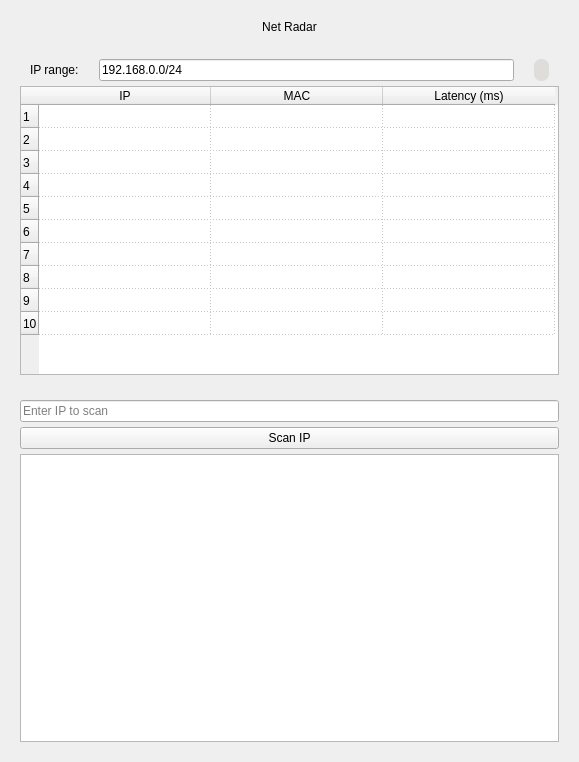
The window that main.ui (clioon/net_radar) describes before a commit, drawn with Qt 5.
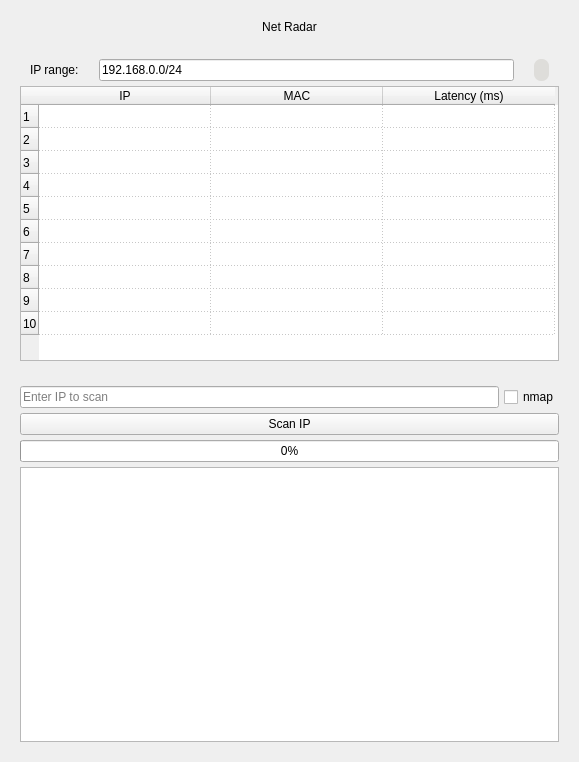
The same window after the commit.

Commit message: feat:nmap scan option, gui progress bar

The edit to the form file:
```diff
--- a/main.ui
+++ b/main.ui
@@ -210,11 +210,25 @@
      </spacer>
     </item>
     <item>
-     <widget class="QLineEdit" name="ip_input">
-      <property name="placeholderText">
-       <string>Enter IP to scan</string>
+     <layout class="QHBoxLayout" name="horizontalLayout_2">
+      <property name="topMargin">
+       <number>0</number>
       </property>
-     </widget>
+      <item>
+       <widget class="QLineEdit" name="ip_input">
+        <property name="placeholderText">
+         <string>Enter IP to scan</string>
+        </property>
+       </widget>
+      </item>
+      <item>
+       <widget class="QCheckBox" name="nmap_checkBox">
+        <property name="text">
+         <string>nmap</string>
+        </property>
+       </widget>
+      </item>
+     </layout>
     </item>
     <item>
      <widget class="QPushButton" name="scan_button">
@@ -223,6 +237,25 @@
       </property>
      </widget>
     </item>
+    <item>
+     <widget class="QProgressBar" name="progressBar">
+      <property name="enabled">
+       <bool>true</bool>
+      </property>
+      <property name="value">
+       <number>0</number>
+      </property>
+      <property name="textVisible">
+       <bool>true</bool>
+      </property>
+      <property name="invertedAppearance">
+       <bool>false</bool>
+      </property>
+      <property name="format">
+       <string>%p%</string>
+      </property>
+     </widget>
+    </item>
     <item>
      <widget class="QTextEdit" name="result_text">
       <property name="readOnly">
```
The commit also changes 5 other files.
